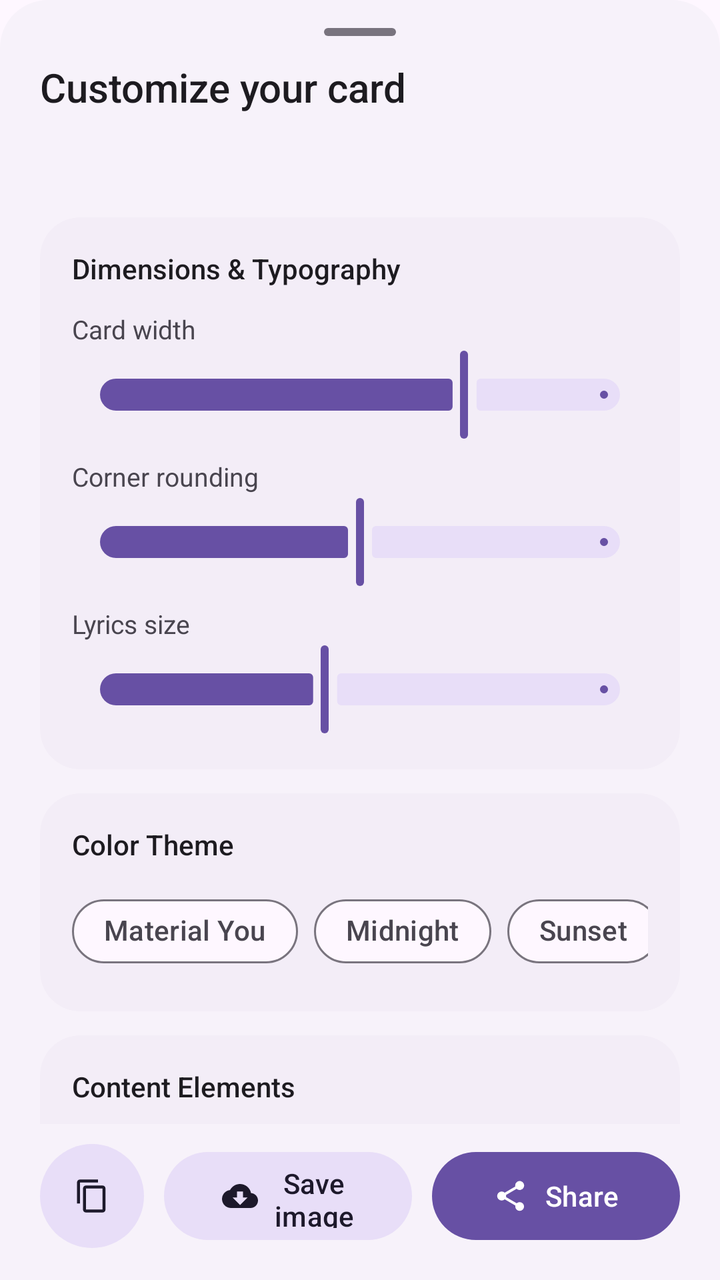
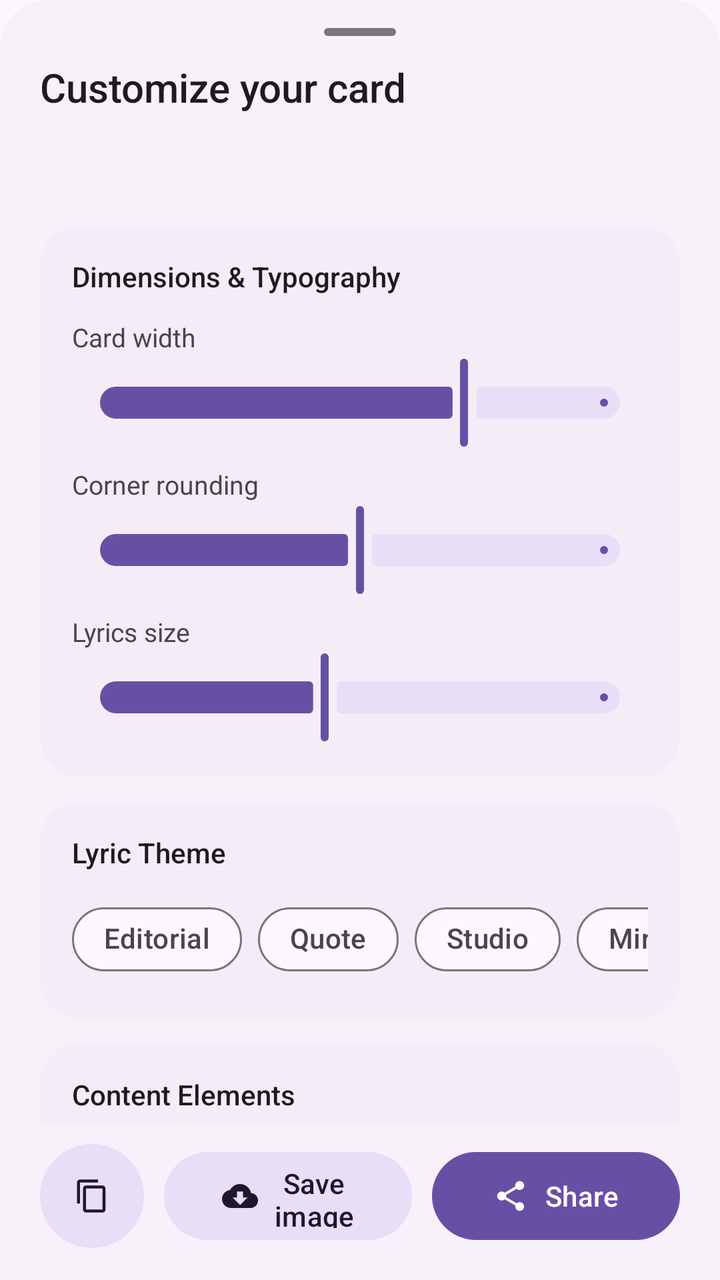

Two renders of the same Android screen: before a commit and after it. Below are the layout's source before the change and the commit's diff.
<!-- AndroidManifest.xml: application theme Theme.Omniplay -->
<!-- res/layout/bottom_sheet_lyrics_share.xml -->
<?xml version="1.0" encoding="utf-8"?>
<LinearLayout xmlns:android="http://schemas.android.com/apk/res/android"
    xmlns:app="http://schemas.android.com/apk/res-auto"
    android:layout_width="match_parent"
    android:layout_height="match_parent"
    android:background="@drawable/bg_bottom_sheet"
    android:orientation="vertical"
    android:paddingStart="20dp"
    android:paddingTop="12dp"
    android:paddingEnd="20dp"
    android:paddingBottom="16dp">

    
    <View
        android:layout_width="36dp"
        android:layout_height="4dp"
        android:layout_gravity="center_horizontal"
        android:layout_marginTop="2dp"
        android:layout_marginBottom="12dp"
        android:background="@drawable/bg_sheet_drag_handle" />

    
    <TextView
        android:layout_width="match_parent"
        android:layout_height="wrap_content"
        android:fontFamily="sans-serif-medium"
        android:text="@string/lyrics_customize_title"
        android:textColor="?attr/colorOnSurface"
        android:textSize="20sp" />

    <TextView
        android:id="@+id/lyrics_share_track"
        android:layout_width="match_parent"
        android:layout_height="wrap_content"
        android:layout_marginTop="4dp"
        android:ellipsize="end"
        android:maxLines="1"
        android:textColor="?attr/colorOnSurfaceVariant"
        android:textSize="13sp" />

    
    <androidx.core.widget.NestedScrollView
        android:layout_width="match_parent"
        android:layout_height="0dp"
        android:layout_marginTop="10dp"
        android:layout_weight="1"
        android:fillViewport="false"
        android:overScrollMode="ifContentScrolls">

        <LinearLayout
            android:layout_width="match_parent"
            android:layout_height="wrap_content"
            android:orientation="vertical"
            android:paddingBottom="16dp">

            
            <LinearLayout
                android:layout_width="match_parent"
                android:layout_height="wrap_content"
                android:layout_marginTop="4dp"
                android:layout_marginBottom="12dp"
                android:gravity="center"
                android:orientation="horizontal">

                <ImageView
                    android:id="@+id/lyrics_share_image_preview"
                    android:layout_width="200dp"
                    android:layout_height="wrap_content"
                    android:adjustViewBounds="true"
                    android:contentDescription="@string/lyrics_image_preview_description"
                    android:scaleType="fitCenter" />
            </LinearLayout>

            
            <com.google.android.material.card.MaterialCardView
                android:layout_width="match_parent"
                android:layout_height="wrap_content"
                android:layout_marginTop="4dp"
                app:cardBackgroundColor="?attr/colorSurfaceContainer"
                app:cardCornerRadius="20dp"
                app:cardElevation="0dp"
                app:strokeWidth="0dp">

                <LinearLayout
                    android:layout_width="match_parent"
                    android:layout_height="wrap_content"
                    android:orientation="vertical"
                    android:padding="16dp">

                    <TextView
                        android:layout_width="match_parent"
                        android:layout_height="wrap_content"
                        android:fontFamily="sans-serif-medium"
                        android:text="@string/lyrics_share_section_style"
                        android:textColor="?attr/colorOnSurface"
                        android:textSize="14sp" />

                    
                    <LinearLayout
                        android:layout_width="match_parent"
                        android:layout_height="wrap_content"
                        android:layout_marginTop="12dp"
                        android:gravity="center_vertical"
                        android:orientation="horizontal">

                        <TextView
                            android:layout_width="0dp"
                            android:layout_height="wrap_content"
                            android:layout_weight="1"
                            android:text="@string/lyrics_share_width"
                            android:textColor="?attr/colorOnSurfaceVariant"
                            android:textSize="13sp" />

                        <TextView
                            android:id="@+id/lyrics_share_width_value"
                            android:layout_width="wrap_content"
                            android:layout_height="wrap_content"
                            android:fontFamily="sans-serif-medium"
                            android:textColor="?attr/colorPrimary"
                            android:textSize="13sp" />
                    </LinearLayout>

                    <com.google.android.material.slider.Slider
                        android:id="@+id/lyrics_share_width_slider"
                        android:layout_width="match_parent"
                        android:layout_height="wrap_content"
                        android:layout_marginTop="0dp"
                        android:stepSize="20"
                        android:value="1080"
                        android:valueFrom="680"
                        android:valueTo="1240"
                        app:tickVisible="false" />

                    
                    <LinearLayout
                        android:layout_width="match_parent"
                        android:layout_height="wrap_content"
                        android:layout_marginTop="8dp"
                        android:gravity="center_vertical"
                        android:orientation="horizontal">

                        <TextView
                            android:layout_width="0dp"
                            android:layout_height="wrap_content"
                            android:layout_weight="1"
                            android:text="@string/lyrics_share_corners"
                            android:textColor="?attr/colorOnSurfaceVariant"
                            android:textSize="13sp" />

                        <TextView
                            android:id="@+id/lyrics_share_corners_value"
                            android:layout_width="wrap_content"
                            android:layout_height="wrap_content"
                            android:fontFamily="sans-serif-medium"
                            android:textColor="?attr/colorPrimary"
                            android:textSize="13sp" />
                    </LinearLayout>

                    <com.google.android.material.slider.Slider
                        android:id="@+id/lyrics_share_corners_slider"
                        android:layout_width="match_parent"
                        android:layout_height="wrap_content"
                        android:layout_marginTop="0dp"
                        android:stepSize="4"
                        android:value="36"
                        android:valueFrom="0"
                        android:valueTo="72"
                        app:tickVisible="false" />

                    
                    <LinearLayout
                        android:layout_width="match_parent"
                        android:layout_height="wrap_content"
                        android:layout_marginTop="8dp"
                        android:gravity="center_vertical"
                        android:orientation="horizontal">

                        <TextView
                            android:layout_width="0dp"
                            android:layout_height="wrap_content"
                            android:layout_weight="1"
                            android:text="@string/lyrics_share_font_size"
                            android:textColor="?attr/colorOnSurfaceVariant"
                            android:textSize="13sp" />

                        <TextView
                            android:id="@+id/lyrics_share_font_size_value"
                            android:layout_width="wrap_content"
                            android:layout_height="wrap_content"
                            android:fontFamily="sans-serif-medium"
                            android:textColor="?attr/colorPrimary"
                            android:textSize="13sp" />
                    </LinearLayout>

                    <com.google.android.material.slider.Slider
                        android:id="@+id/lyrics_share_font_size"
                        android:layout_width="match_parent"
                        android:layout_height="wrap_content"
                        android:layout_marginTop="0dp"
                        android:stepSize="4"
                        android:value="120"
                        android:valueFrom="60"
                        android:valueTo="200"
                        app:tickVisible="false" />

                </LinearLayout>
            </com.google.android.material.card.MaterialCardView>

            
            <com.google.android.material.card.MaterialCardView
                android:layout_width="match_parent"
                android:layout_height="wrap_content"
                android:layout_marginTop="12dp"
                app:cardBackgroundColor="?attr/colorSurfaceContainer"
                app:cardCornerRadius="20dp"
                app:cardElevation="0dp"
                app:strokeWidth="0dp">

                <LinearLayout
                    android:layout_width="match_parent"
                    android:layout_height="wrap_content"
                    android:orientation="vertical"
                    android:padding="16dp">

                    <TextView
                        android:layout_width="match_parent"
                        android:layout_height="wrap_content"
                        android:fontFamily="sans-serif-medium"
                        android:text="@string/lyrics_share_section_theme"
                        android:textColor="?attr/colorOnSurface"
                        android:textSize="14sp" />

                    <HorizontalScrollView
                        android:layout_width="match_parent"
                        android:layout_height="wrap_content"
                        android:layout_marginTop="10dp"
                        android:clipToPadding="false"
                        android:overScrollMode="never"
                        android:scrollbars="none">

                        <com.google.android.material.chip.ChipGroup
                            android:id="@+id/lyrics_share_theme_group"
                            android:layout_width="wrap_content"
                            android:layout_height="wrap_content"
                            app:chipSpacingHorizontal="8dp"
                            app:selectionRequired="true"
                            app:singleLine="true"
                            app:singleSelection="true">

                            <com.google.android.material.chip.Chip
                                android:id="@+id/lyrics_theme_material"
                                style="@style/Widget.Material3.Chip.Filter"
                                android:layout_width="wrap_content"
                                android:layout_height="wrap_content"
                                android:checkable="true"
                                android:text="@string/lyrics_theme_material"
                                app:chipCornerRadius="16dp" />

                            <com.google.android.material.chip.Chip
                                android:id="@+id/lyrics_theme_midnight"
                                style="@style/Widget.Material3.Chip.Filter"
                                android:layout_width="wrap_content"
                                android:layout_height="wrap_content"
                                android:checkable="true"
                                android:text="@string/lyrics_theme_midnight"
                                app:chipCornerRadius="16dp" />

                            <com.google.android.material.chip.Chip
                                android:id="@+id/lyrics_theme_sunset"
                                style="@style/Widget.Material3.Chip.Filter"
                                android:layout_width="wrap_content"
                                android:layout_height="wrap_content"
                                android:checkable="true"
                                android:text="@string/lyrics_theme_sunset"
                                app:chipCornerRadius="16dp" />

                            <com.google.android.material.chip.Chip
                                android:id="@+id/lyrics_theme_forest"
                                style="@style/Widget.Material3.Chip.Filter"
                                android:layout_width="wrap_content"
                                android:layout_height="wrap_content"
                                android:checkable="true"
                                android:text="@string/lyrics_theme_forest"
                                app:chipCornerRadius="16dp" />

                            <com.google.android.material.chip.Chip
                                android:id="@+id/lyrics_theme_paper"
                                style="@style/Widget.Material3.Chip.Filter"
                                android:layout_width="wrap_content"
                                android:layout_height="wrap_content"
                                android:checkable="true"
                                android:text="@string/lyrics_theme_paper"
                                app:chipCornerRadius="16dp" />
                        </com.google.android.material.chip.ChipGroup>
                    </HorizontalScrollView>

                </LinearLayout>
            </com.google.android.material.card.MaterialCardView>

            
            <com.google.android.material.card.MaterialCardView
                android:layout_width="match_parent"
                android:layout_height="wrap_content"
                android:layout_marginTop="12dp"
                app:cardBackgroundColor="?attr/colorSurfaceContainer"
                app:cardCornerRadius="20dp"
                app:cardElevation="0dp"
                app:strokeWidth="0dp">

                <LinearLayout
                    android:layout_width="match_parent"
                    android:layout_height="wrap_content"
                    android:orientation="vertical"
                    android:padding="16dp">

                    <TextView
                        android:layout_width="match_parent"
                        android:layout_height="wrap_content"
                        android:fontFamily="sans-serif-medium"
                        android:text="@string/lyrics_share_section_content"
                        android:textColor="?attr/colorOnSurface"
                        android:textSize="14sp" />

                    <com.google.android.material.chip.ChipGroup
                        android:id="@+id/lyrics_share_elements_group"
                        android:layout_width="match_parent"
                        android:layout_height="wrap_content"
                        android:layout_marginTop="10dp"
                        app:chipSpacingHorizontal="8dp"
                        app:chipSpacingVertical="6dp"
                        app:singleSelection="false">

                        <com.google.android.material.chip.Chip
                            android:id="@+id/lyrics_share_include_title"
                            style="@style/Widget.Material3.Chip.Filter"
                            android:layout_width="wrap_content"
                            android:layout_height="wrap_content"
                            android:checkable="true"
                            android:text="@string/lyrics_include_title"
                            app:chipCornerRadius="16dp" />

                        <com.google.android.material.chip.Chip
                            android:id="@+id/lyrics_share_include_artist"
                            style="@style/Widget.Material3.Chip.Filter"
                            android:layout_width="wrap_content"
                            android:layout_height="wrap_content"
                            android:checkable="true"
                            android:text="@string/lyrics_include_artist"
                            app:chipCornerRadius="16dp" />

                        <com.google.android.material.chip.Chip
                            android:id="@+id/lyrics_share_include_progress"
                            style="@style/Widget.Material3.Chip.Filter"
                            android:layout_width="wrap_content"
                            android:layout_height="wrap_content"
                            android:checkable="true"
                            android:checked="true"
                            android:text="@string/lyrics_include_progress"
                            app:chipCornerRadius="16dp" />

                        <com.google.android.material.chip.Chip
                            android:id="@+id/lyrics_share_include_badge"
                            style="@style/Widget.Material3.Chip.Filter"
                            android:layout_width="wrap_content"
                            android:layout_height="wrap_content"
                            android:checkable="true"
                            android:checked="true"
                            android:text="@string/lyrics_include_badge"
                            app:chipCornerRadius="16dp" />
                    </com.google.android.material.chip.ChipGroup>

                    
                    <LinearLayout
                        android:id="@+id/lyrics_share_progress_layout"
                        android:layout_width="match_parent"
                        android:layout_height="wrap_content"
                        android:layout_marginTop="12dp"
                        android:orientation="vertical">

                        <LinearLayout
                            android:layout_width="match_parent"
                            android:layout_height="wrap_content"
                            android:gravity="center_vertical"
                            android:orientation="horizontal">

                            <TextView
                                android:layout_width="0dp"
                                android:layout_height="wrap_content"
                                android:layout_weight="1"
                                android:text="@string/lyrics_share_progress_time"
                                android:textColor="?attr/colorOnSurfaceVariant"
                                android:textSize="13sp" />

                            <TextView
                                android:id="@+id/lyrics_share_progress_time_value"
                                android:layout_width="wrap_content"
                                android:layout_height="wrap_content"
                                android:fontFamily="sans-serif-medium"
                                android:textColor="?attr/colorPrimary"
                                android:textSize="13sp" />
                        </LinearLayout>

                        <com.google.android.material.slider.Slider
                            android:id="@+id/lyrics_share_progress_slider"
                            android:layout_width="match_parent"
                            android:layout_height="wrap_content"
                            android:layout_marginTop="0dp"
                            app:tickVisible="false" />
                    </LinearLayout>

                </LinearLayout>
            </com.google.android.material.card.MaterialCardView>

        </LinearLayout>
    </androidx.core.widget.NestedScrollView>

    
    <LinearLayout
        android:layout_width="match_parent"
        android:layout_height="wrap_content"
        android:layout_marginTop="10dp"
        android:gravity="center_vertical"
        android:orientation="horizontal">

        <com.google.android.material.button.MaterialButton
            android:id="@+id/lyrics_share_copy"
            style="@style/Widget.Material3.Button.TonalButton"
            android:layout_width="52dp"
            android:layout_height="52dp"
            android:layout_marginEnd="10dp"
            android:contentDescription="@string/lyrics_share_copy_text"
            android:insetLeft="0dp"
            android:insetTop="0dp"
            android:insetRight="0dp"
            android:insetBottom="0dp"
            android:padding="0dp"
            app:cornerRadius="26dp"
            app:icon="@drawable/ic_content_copy"
            app:iconGravity="textStart"
            app:iconPadding="0dp" />

        <com.google.android.material.button.MaterialButton
            android:id="@+id/lyrics_share_save"
            style="@style/Widget.Material3.Button.TonalButton"
            android:layout_width="0dp"
            android:layout_height="52dp"
            android:layout_marginEnd="10dp"
            android:layout_weight="1"
            android:text="@string/lyrics_save_image"
            app:cornerRadius="26dp"
            app:icon="@drawable/ic_cloud_download"
            app:iconGravity="textStart" />

        <com.google.android.material.button.MaterialButton
            android:id="@+id/lyrics_share_send"
            style="@style/Widget.Material3.Button"
            android:layout_width="0dp"
            android:layout_height="52dp"
            android:layout_weight="1"
            android:text="@string/lyrics_share_button"
            app:cornerRadius="26dp"
            app:icon="@drawable/ic_share"
            app:iconGravity="textStart" />
    </LinearLayout>

</LinearLayout>
<!-- resources referenced by this layout -->
<resources>
  <!-- drawable bg_bottom_sheet (drawable) -->
  <?xml version="1.0" encoding="utf-8"?>
  <shape xmlns:android="http://schemas.android.com/apk/res/android"
      android:shape="rectangle">
      <corners
          android:topLeftRadius="24dp"
          android:topRightRadius="24dp" />
      <solid android:color="?attr/colorSurfaceContainerLow" />
  </shape>
  <!-- drawable bg_sheet_drag_handle (drawable) -->
  <?xml version="1.0" encoding="utf-8"?>
  <shape xmlns:android="http://schemas.android.com/apk/res/android"
      android:shape="rectangle">
      <corners android:radius="2dp" />
      <solid android:color="?attr/colorOutline" />
  </shape>
  <!-- drawable ic_cloud_download (drawable) -->
  <vector xmlns:android="http://schemas.android.com/apk/res/android"
      android:width="24dp"
      android:height="24dp"
      android:viewportWidth="24"
      android:viewportHeight="24">
      <path
          android:fillColor="@android:color/white"
          android:pathData="M19.35,10.04C18.67,6.59 15.64,4 12,4 9.11,4 6.6,5.64 5.35,8.04 2.34,8.36 0,10.91 0,14c0,3.31 2.69,6 6,6h13c2.76,0 5,-2.24 5,-5 0,-2.64 -2.05,-4.78 -4.65,-4.96zM17,13l-5,5 -5,-5h3V9h4v4h3z" />
  </vector>
  <!-- drawable ic_content_copy (drawable) -->
  <vector xmlns:android="http://schemas.android.com/apk/res/android"
      android:width="24dp"
      android:height="24dp"
      android:viewportWidth="24"
      android:viewportHeight="24">
    <path
        android:fillColor="@android:color/white"
        android:pathData="M16,1H4C2.9,1 2,1.9 2,3v14h2V3h12V1zm3,4H8C6.9,5 6,5.9 6,7v14c0,1.1 0.9,2 2,2h11c1.1,0 2,-0.9 2,-2V7c0,-1.1 -0.9,-2 -2,-2zm0,16H8V7h11v14z"/>
  </vector>
  <string name="lyrics_customize_title">Customize your card</string>
  <string name="lyrics_image_preview_description">Preview of the lyric share image</string>
  <string name="lyrics_include_artist">Artist</string>
  <string name="lyrics_include_badge">OmniPlay badge</string>
  <string name="lyrics_include_progress">Playback progress</string>
  <string name="lyrics_include_title">Song title</string>
  <string name="lyrics_save_image">Save image</string>
  <string name="lyrics_share_button">Share</string>
  <string name="lyrics_share_copy_text">Copy text</string>
  <string name="lyrics_share_corners">Corner rounding</string>
  <string name="lyrics_share_font_size">Lyrics size</string>
  <string name="lyrics_share_progress_time">Progress position</string>
  <string name="lyrics_share_section_content">Content Elements</string>
  <string name="lyrics_share_section_style">Dimensions &amp; Typography</string>
  <string name="lyrics_share_section_theme">Color Theme</string>
  <string name="lyrics_share_width">Card width</string>
  <string name="lyrics_theme_forest">Forest</string>
  <string name="lyrics_theme_material">Material You</string>
  <string name="lyrics_theme_midnight">Midnight</string>
  <string name="lyrics_theme_paper">Paper</string>
  <string name="lyrics_theme_sunset">Sunset</string>
  <style name="BottomSheetDialogTheme" parent="ThemeOverlay.Material3.BottomSheetDialog">
          <item name="bottomSheetStyle">@style/BottomSheetStyle</item>
      </style>
  <style name="Widget.Omniplay.PopupMenu" parent="Widget.Material3.PopupMenu">
          <item name="android:popupBackground">@drawable/bg_popup_menu_card</item>
      </style>
  <style name="BottomSheetStyle" parent="Widget.Material3.BottomSheet.Modal">
          <item name="android:background">@android:color/transparent</item>
      </style>
  <!-- drawable bg_popup_menu_card (drawable) -->
  <?xml version="1.0" encoding="utf-8"?>
  <shape xmlns:android="http://schemas.android.com/apk/res/android"
      android:shape="rectangle">
      <corners android:radius="16dp" />
      <solid android:color="?attr/colorSurfaceContainerHigh" />
      <stroke
          android:width="1dp"
          android:color="?attr/colorOutlineVariant" />
      <padding
          android:left="4dp"
          android:top="8dp"
          android:right="4dp"
          android:bottom="8dp" />
  </shape>
  <!-- unchanged entries left out for length: 2 -->
</resources>

<!-- the commit's change to res/layout/bottom_sheet_lyrics_share.xml (unified diff, before → after) -->
@@ -59,6 +59,7 @@
                 android:layout_height="wrap_content"
                 android:layout_marginTop="4dp"
                 android:layout_marginBottom="12dp"
+                android:paddingBottom="2dp"
                 android:gravity="center"
                 android:orientation="horizontal">
 
@@ -66,6 +67,7 @@
                     android:id="@+id/lyrics_share_image_preview"
                     android:layout_width="200dp"
                     android:layout_height="wrap_content"
+                    android:paddingBottom="2dp"
                     android:adjustViewBounds="true"
                     android:contentDescription="@string/lyrics_image_preview_description"
                     android:scaleType="fitCenter" />
@@ -248,48 +250,48 @@
                             app:singleSelection="true">
 
                             <com.google.android.material.chip.Chip
-                                android:id="@+id/lyrics_theme_material"
+                                android:id="@+id/lyrics_style_editorial"
                                 style="@style/Widget.Material3.Chip.Filter"
                                 android:layout_width="wrap_content"
                                 android:layout_height="wrap_content"
                                 android:checkable="true"
-                                android:text="@string/lyrics_theme_material"
+                                android:text="@string/lyrics_style_editorial"
                                 app:chipCornerRadius="16dp" />
 
                             <com.google.android.material.chip.Chip
-                                android:id="@+id/lyrics_theme_midnight"
+                                android:id="@+id/lyrics_style_quote"
                                 style="@style/Widget.Material3.Chip.Filter"
                                 android:layout_width="wrap_content"
                                 android:layout_height="wrap_content"
                                 android:checkable="true"
-                                android:text="@string/lyrics_theme_midnight"
+                                android:text="@string/lyrics_style_quote"
                                 app:chipCornerRadius="16dp" />
 
                             <com.google.android.material.chip.Chip
-                                android:id="@+id/lyrics_theme_sunset"
+                                android:id="@+id/lyrics_style_studio"
                                 style="@style/Widget.Material3.Chip.Filter"
                                 android:layout_width="wrap_content"
                                 android:layout_height="wrap_content"
                                 android:checkable="true"
-                                android:text="@string/lyrics_theme_sunset"
+                                android:text="@string/lyrics_style_studio"
                                 app:chipCornerRadius="16dp" />
 
                             <com.google.android.material.chip.Chip
-                                android:id="@+id/lyrics_theme_forest"
+                                android:id="@+id/lyrics_style_minimalist"
                                 style="@style/Widget.Material3.Chip.Filter"
                                 android:layout_width="wrap_content"
                                 android:layout_height="wrap_content"
                                 android:checkable="true"
-                                android:text="@string/lyrics_theme_forest"
+                                android:text="@string/lyrics_style_minimalist"
                                 app:chipCornerRadius="16dp" />
 
                             <com.google.android.material.chip.Chip
-                                android:id="@+id/lyrics_theme_paper"
+                                android:id="@+id/lyrics_style_atmospheric"
                                 style="@style/Widget.Material3.Chip.Filter"
                                 android:layout_width="wrap_content"
                                 android:layout_height="wrap_content"
                                 android:checkable="true"
-                                android:text="@string/lyrics_theme_paper"
+                                android:text="@string/lyrics_style_atmospheric"
                                 app:chipCornerRadius="16dp" />
                         </com.google.android.material.chip.ChipGroup>
                     </HorizontalScrollView>
<!-- resource entries referenced after the edit -->
@@ -50,13 +50,13 @@
   <string name="lyrics_share_progress_time">Progress position</string>
   <string name="lyrics_share_section_content">Content Elements</string>
   <string name="lyrics_share_section_style">Dimensions &amp; Typography</string>
-  <string name="lyrics_share_section_theme">Color Theme</string>
+  <string name="lyrics_share_section_theme">Lyric Theme</string>
   <string name="lyrics_share_width">Card width</string>
-  <string name="lyrics_theme_forest">Forest</string>
-  <string name="lyrics_theme_material">Material You</string>
-  <string name="lyrics_theme_midnight">Midnight</string>
-  <string name="lyrics_theme_paper">Paper</string>
-  <string name="lyrics_theme_sunset">Sunset</string>
+  <string name="lyrics_style_atmospheric">Atmospheric</string>
+  <string name="lyrics_style_editorial">Editorial</string>
+  <string name="lyrics_style_minimalist">Minimalist</string>
+  <string name="lyrics_style_quote">Quote</string>
+  <string name="lyrics_style_studio">Studio</string>
   <style name="BottomSheetDialogTheme" parent="ThemeOverlay.Material3.BottomSheetDialog">
           <item name="bottomSheetStyle">@style/BottomSheetStyle</item>
       </style>
